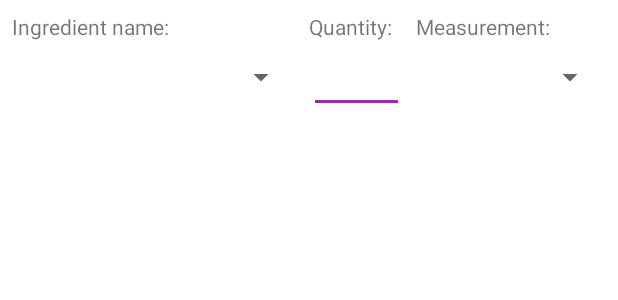
After one commit to HolaSombreros/ANDProject, an Android app: the layout recipe_ingredient_item.xml on its own in the app's theme, with its tools: preview values and no code run, on a phone screen of 412 x 824 dp. The commit adds this screen. Shown: the top 300 px of the screen. Run offline under Robolectric (Android 15) with nearby library versions, the phone set to English and light mode, and no system bars.

Commit message:
Added add_recipe fragment.

```diff
--- /dev/null
+++ b/Foodie/app/src/main/java/com/group2/foodie/viewmodel/AddRecipeViewModel.java
@@ -0,0 +1,4 @@
+package com.group2.foodie.viewmodel;
+
+public class AddRecipeViewModel {
+}
--- a/Foodie/app/src/main/res/layout/activity_main.xml
+++ b/Foodie/app/src/main/res/layout/activity_main.xml
@@ -21,7 +21,7 @@
             app:layout_constraintStart_toStartOf="parent"
             app:layout_constraintTop_toTopOf="parent"
             app:layout_constraintEnd_toEndOf="parent"
-            app:layout_constraintBottom_toBottomOf="parent" />
+            app:layout_constraintBottom_toTopOf="@id/main_activity_bottom_navigation" />
 
         <com.google.android.material.bottomnavigation.BottomNavigationView
             android:id="@+id/main_activity_bottom_navigation"
--- /dev/null
+++ b/Foodie/app/src/main/res/layout/recipe_ingredient_item.xml
@@ -0,0 +1,75 @@
+<?xml version="1.0" encoding="utf-8"?>
+<LinearLayout
+    xmlns:android="http://schemas.android.com/apk/res/android"
+    xmlns:app="http://schemas.android.com/apk/res-auto"
+    xmlns:tools="http://schemas.android.com/tools"
+    android:layout_width="match_parent"
+    android:layout_height="100dp"
+    android:orientation="horizontal"
+    android:padding="8dp">
+
+    <LinearLayout
+        android:id="@+id/recipe_ingredient_container_1"
+        android:layout_width="0dp"
+        android:layout_height="match_parent"
+        android:orientation="vertical"
+        android:layout_weight="3">
+
+        <TextView
+            android:id="@+id/recipe_ingredient_name_label"
+            android:layout_width="wrap_content"
+            android:layout_height="wrap_content"
+            android:text="Ingredient name:"
+            app:layout_constraintStart_toStartOf="parent"
+            app:layout_constraintTop_toTopOf="parent" />
+
+        <Spinner
+            android:id="@+id/recipe_ingredient_name"
+            android:layout_width="match_parent"
+            android:layout_height="wrap_content"
+            android:minHeight="48dp" />
+    </LinearLayout>
+
+    <LinearLayout
+        android:id="@+id/recipe_ingredient_container_2"
+        android:layout_height="match_parent"
+        android:layout_width="0dp"
+        android:orientation="vertical"
+        android:layout_weight="1"
+        android:layout_marginHorizontal="8dp">
+
+        <TextView
+            android:id="@+id/recipe_ingredient_quantity_label"
+            android:layout_width="wrap_content"
+            android:layout_height="wrap_content"
+            android:text="Quantity:" />
+
+        <EditText
+            android:id="@+id/recipe_ingredient_quantity"
+            android:layout_width="match_parent"
+            android:layout_height="wrap_content"
+            android:ems="10"
+            android:inputType="textPersonName"
+            android:minHeight="48dp" />
+    </LinearLayout>
+
+    <LinearLayout
+        android:id="@+id/recipe_ingredient_container_3"
+        android:layout_width="0dp"
+        android:layout_height="match_parent"
+        android:orientation="vertical"
+        android:layout_weight="2">
+
+        <TextView
+            android:id="@+id/recipe_ingredient_measurement_label"
+            android:layout_width="wrap_content"
+            android:layout_height="wrap_content"
+            android:text="Measurement:" />
+
+        <Spinner
+            android:id="@+id/recipe_ingredient_measurement"
+            android:layout_width="match_parent"
+            android:layout_height="wrap_content"
+            android:minHeight="48dp" />
+    </LinearLayout>
+</LinearLayout>
--- a/Foodie/app/src/main/res/values/themes.xml
+++ b/Foodie/app/src/main/res/values/themes.xml
@@ -4,11 +4,11 @@
         <!-- Primary brand color. -->
         <item name="colorPrimary">@color/blue_500_medium</item>
         <item name="colorPrimaryVariant">@color/blue_500_light</item>
-        <item name="colorOnPrimary">@color/black</item>
+        <item name="colorOnPrimary">@color/white</item>
         <!-- Secondary brand color. -->
         <item name="colorSecondary">@color/purple_500_medium</item>
         <item name="colorSecondaryVariant">@color/purple_500_light</item>
-        <item name="colorOnSecondary">@color/black</item>
+        <item name="colorOnSecondary">@color/white</item>
         <!-- Status bar color. -->
         <item name="android:statusBarColor" tools:targetApi="l">?attr/colorPrimaryVariant</item>
         <!-- Customize your theme here. -->
```
Also changed, not shown: Foodie/app/src/main/res/layout/fragment_add_recipe.xml (+104 -6 lines).
